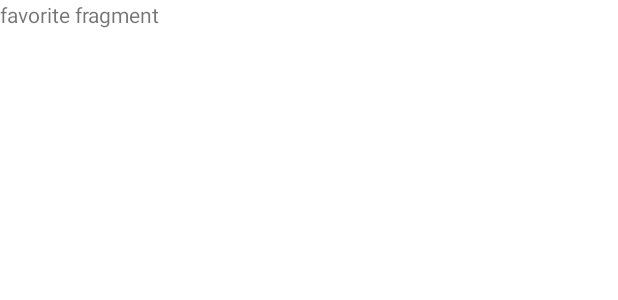
After one commit to sonnh-21IT/VKUmaps, an Android app: the layout fragment_myinfor.xml on its own in the app's theme, with its tools: preview values and no code run, on a phone screen of 412 x 824 dp. The commit adds this screen. Shown: the top 300 px of the screen. Run offline under Robolectric (Android 15) with nearby library versions, the phone set to English and light mode, and no system bars.

Commit message:
nested commit

```diff
--- a/app/src/main/java/com/example/vkumaps/fragment/HomeFragment.java
+++ b/app/src/main/java/com/example/vkumaps/fragment/HomeFragment.java
@@ -449,6 +449,10 @@ public class HomeFragment extends Fragment implements OnMapReadyCallback , View.
                 }
                 break;
             }
+            case R.id.btn_direction:{
+
+                break;
+            }
             case R.id.btn_share:{
                 sharePlaceListener.onSharePlace(shareLocation);
                 break;
--- /dev/null
+++ b/app/src/main/res/layout/fragment_myinfor.xml
@@ -0,0 +1,14 @@
+<?xml version="1.0" encoding="utf-8"?>
+<FrameLayout xmlns:android="http://schemas.android.com/apk/res/android"
+    xmlns:tools="http://schemas.android.com/tools"
+    android:layout_width="match_parent"
+    android:layout_height="match_parent"
+    tools:context=".fragment.HomeFragment">
+
+    <!-- TODO: Update blank fragment layout -->
+    <TextView
+        android:layout_width="match_parent"
+        android:layout_height="match_parent"
+        android:text="favorite fragment" />
+
+</FrameLayout>
```
Also changed, not shown: app/src/main/java/com/example/vkumaps/activities/MainActivity.java (+13 -3 lines), app/src/main/java/com/example/vkumaps/fragment/MyInfoFragment.java (added, +34 -0 lines).
